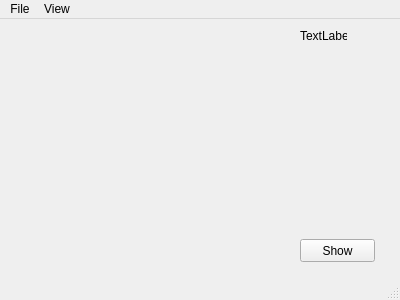
First picture: the form in mwdDiopomat.ui, repository PawelDarlak/DiopomatCalc, before the edit.
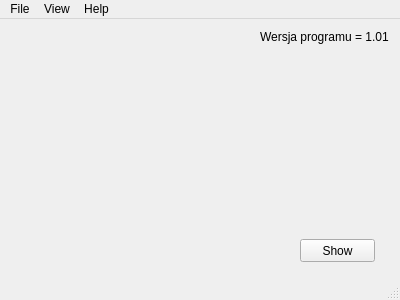
Second picture: the form after the edit. Icons and pictures are not drawn.

```diff
--- a/mwdDiopomat.ui
+++ b/mwdDiopomat.ui
@@ -64,14 +64,14 @@
    <widget class="QLabel" name="label">
     <property name="geometry">
      <rect>
-      <x>300</x>
+      <x>260</x>
       <y>10</y>
-      <width>47</width>
-      <height>13</height>
+      <width>131</width>
+      <height>16</height>
      </rect>
     </property>
     <property name="text">
-     <string>TextLabel</string>
+     <string>Wersja programu = 1.01</string>
     </property>
    </widget>
   </widget>
@@ -95,8 +95,14 @@
      <string>View</string>
     </property>
    </widget>
+   <widget class="QMenu" name="menuHelp">
+    <property name="title">
+     <string>Help</string>
+    </property>
+   </widget>
    <addaction name="menuFile"/>
    <addaction name="menuView"/>
+   <addaction name="menuHelp"/>
   </widget>
   <widget class="QStatusBar" name="statusBar"/>
   <action name="actionOpen">
```
Left out of the diff: 8 changed lines with no effect on the pictures.
